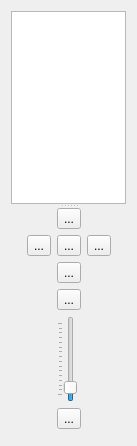
Before: the Qt Designer form src/lib/NavigationWidget.ui in KDE/marble, drawn with Qt 5.
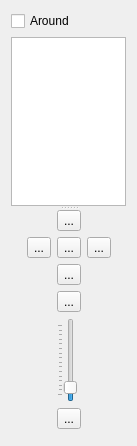
After: the same form once the commit is applied. Icons and pictures are not drawn. Custom widgets are drawn as their Qt base class.

Commit message:
NavigationWidget: bounded search
The checkbox lets the user decide if he wants a search depending on the
current view, or a global search.

The edit to the form file:
```diff
--- a/src/lib/NavigationWidget.ui
+++ b/src/lib/NavigationWidget.ui
@@ -19,6 +19,16 @@
      <property name="orientation">
       <enum>Qt::Vertical</enum>
      </property>
+     <widget class="QWidget" name="verticalLayoutWidget">
+      <layout class="QVBoxLayout" name="verticalLayout_2">
+       <item>
+        <widget class="QCheckBox" name="boundedCheckBox">
+         <property name="text">
+          <string>Around</string>
+         </property>
+        </widget>
+       </item>
+       <item>
      <widget class="MarbleSearchListView" name="locationListView">
       <property name="sizePolicy">
        <sizepolicy hsizetype="Preferred" vsizetype="Fixed">
@@ -65,6 +75,9 @@
       <property name="uniformItemSizes">
        <bool>true</bool>
       </property>
+        </widget>
+       </item>
+      </layout>
      </widget>
      <widget class="QWidget" name="layoutWidget">
       <layout class="QHBoxLayout" name="horizontalLayout">
```
Lines whose indentation alone changed are shown as unchanged. The commit also changes 2 other files.
